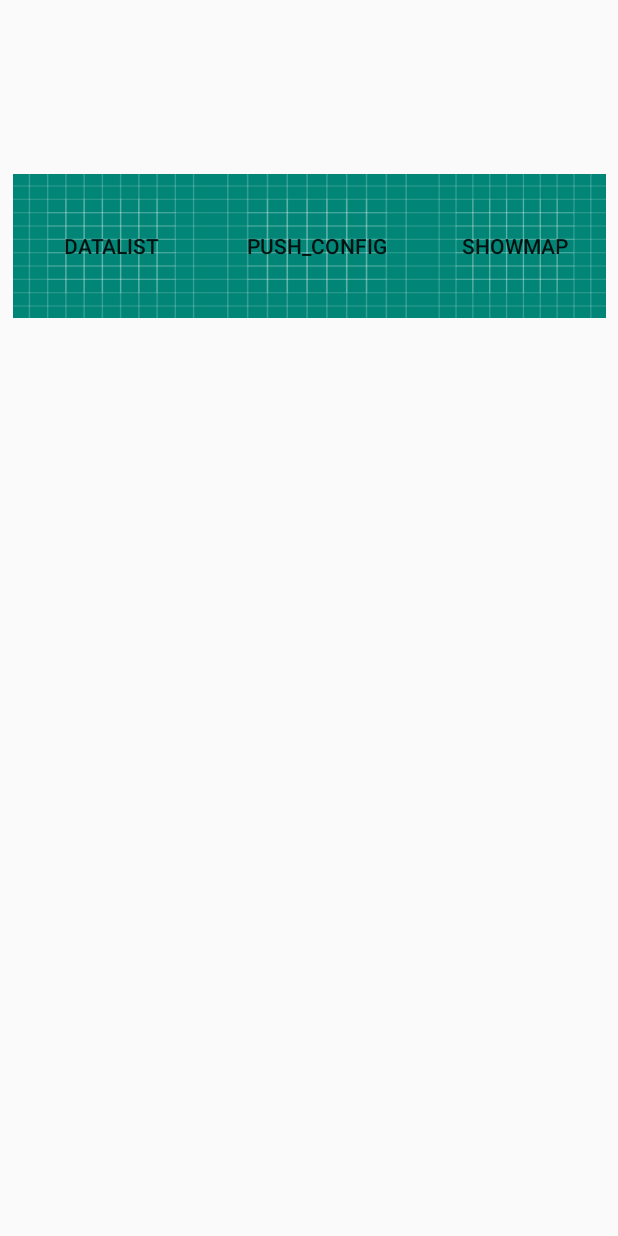
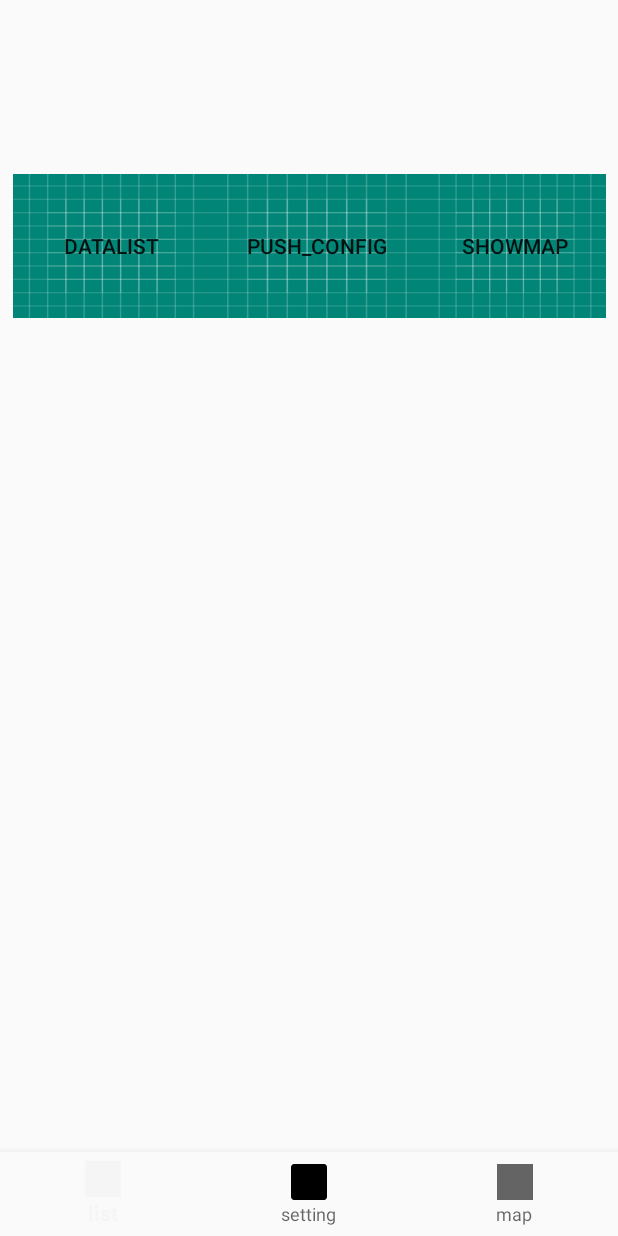
Before and after one commit to hhYanGG/CRUD, an Android app: the screen it shows after launch (FirstActivity), on a phone screen of 412 x 824 dp. Run offline under Robolectric (Android 15) with nearby library versions, the phone set to English and light mode, and no system bars.

Commit message:
bottomNavagation

```diff
--- a/app/src/main/java/com/example/crud/FirstActivity.kt
+++ b/app/src/main/java/com/example/crud/FirstActivity.kt
@@ -10,6 +10,8 @@ import android.support.v4.app.NotificationCompat
 import android.support.v7.app.AppCompatActivity
 import android.text.format.Time
 import android.util.Log
+import android.view.ActionMode
+import android.view.MenuItem
 import android.widget.Toolbar
 import kotlinx.android.synthetic.main.activity_first.*
 import kotlinx.android.synthetic.main.activity_main.*
@@ -32,13 +34,28 @@ class FirstActivity : AppCompatActivity() {
             startActivity(Intent(this,PushSetMain::class.java))
         }
 
+        navigation.setOnNavigationItemReselectedListener { MenuItem->
+            when(MenuItem.itemId){
+                R.id.bottom1 -> startActivity(Intent(this,MainActivity::class.java))
+                R.id.bottom2 -> startActivity(Intent(this,PushSetMain::class.java))
+                R.id.bottom3 -> startActivity(Intent(this,AmapActivity::class.java))
+            }
 
+        }
 
     }
 
     override fun onStop() {
 
         super.onStop()
+
+        Log.d("com.jinlisoft","OnDestroy")
+
+
+    }
+
+    override fun onActionModeFinished(mode: ActionMode?) {
+        super.onActionModeFinished(mode)
         var hello_noti = NotificationCompat.Builder(this,"CURD")
             .setSmallIcon(R.drawable.notification_template_icon_low_bg)
             .setContentTitle("Hi")
@@ -54,9 +71,6 @@ class FirstActivity : AppCompatActivity() {
         mNotificationManager.createNotificationChannel(mChannel)
 
         mNotificationManager.notify(11,hello_noti.build())
-        Log.d("com.jinlisoft","OnDestroy")
-
-
     }
 
 }
--- a/app/src/main/res/layout/activity_first.xml
+++ b/app/src/main/res/layout/activity_first.xml
@@ -43,53 +43,15 @@
                 android:layout_height="wrap_content" android:id="@+id/gdMap" android:layout_weight="1"
                 android:background="@drawable/ic_launcher_background"
                 style="@style/Widget.AppCompat.Button.Borderless"/>
+
     </LinearLayout>
-    <TabHost
-            android:layout_width="400dp"
-            android:layout_height="59dp"
-            app:layout_constraintBottom_toBottomOf="parent" android:layout_marginBottom="17dp"
-            android:layout_marginEnd="7dp" app:layout_constraintEnd_toEndOf="parent"
-            app:layout_constraintStart_toStartOf="parent" android:layout_marginStart="7dp"
-            app:layout_constraintHorizontal_bias="0.49" android:visibility="visible">
-
-        <LinearLayout
-                android:layout_width="match_parent"
-                android:layout_height="match_parent"
-                android:orientation="vertical">
-
-            <TabWidget
-                    android:id="@android:id/tabs"
-                    android:layout_width="match_parent"
-                    android:layout_height="wrap_content"/>
-            <FrameLayout
-                    android:id="@android:id/tabcontent"
-                    android:layout_width="match_parent"
-                    android:layout_height="match_parent">
-
-                <LinearLayout
-                        android:id="@+id/tab1"
-                        android:layout_width="match_parent"
-                        android:layout_height="match_parent"
-                        android:orientation="vertical">
-
-                </LinearLayout>
-
-                <LinearLayout
-                        android:id="@+id/tab2"
-                        android:layout_width="match_parent"
-                        android:layout_height="match_parent"
-                        android:orientation="vertical">
-
-                </LinearLayout>
-
-                <LinearLayout
-                        android:id="@+id/tab3"
-                        android:layout_width="match_parent"
-                        android:layout_height="match_parent"
-                        android:orientation="vertical">
-
-                </LinearLayout>
-            </FrameLayout>
-        </LinearLayout>
-    </TabHost>
+    <android.support.design.widget.BottomNavigationView
+            android:id="@+id/navigation"
+            android:layout_width="0dp"
+            android:layout_height="wrap_content"
+            android:background="?android:attr/windowBackground"
+            app:layout_constraintBottom_toBottomOf="parent"
+            app:layout_constraintLeft_toLeftOf="parent"
+            app:layout_constraintRight_toRightOf="parent"
+            app:menu="@menu/menu_navigation"/>
 </android.support.constraint.ConstraintLayout>
--- /dev/null
+++ b/app/src/main/res/menu/menu_navigation.xml
@@ -0,0 +1,15 @@
+<?xml version="1.0" encoding="utf-8"?>
+<menu xmlns:android="http://schemas.android.com/apk/res/android">
+    <item android:id="@+id/bottom1"
+        android:icon="@color/design_default_color_primary_dark"
+        android:title="list"></item>
+
+    <item
+        android:id="@+id/bottom2"
+        android:icon="@mipmap/ic_launcher"
+        android:title="setting"></item>
+    <item
+        android:id="@+id/bottom3"
+        android:icon="@color/colorAccent"
+        android:title="map"></item>
+</menu>
```
